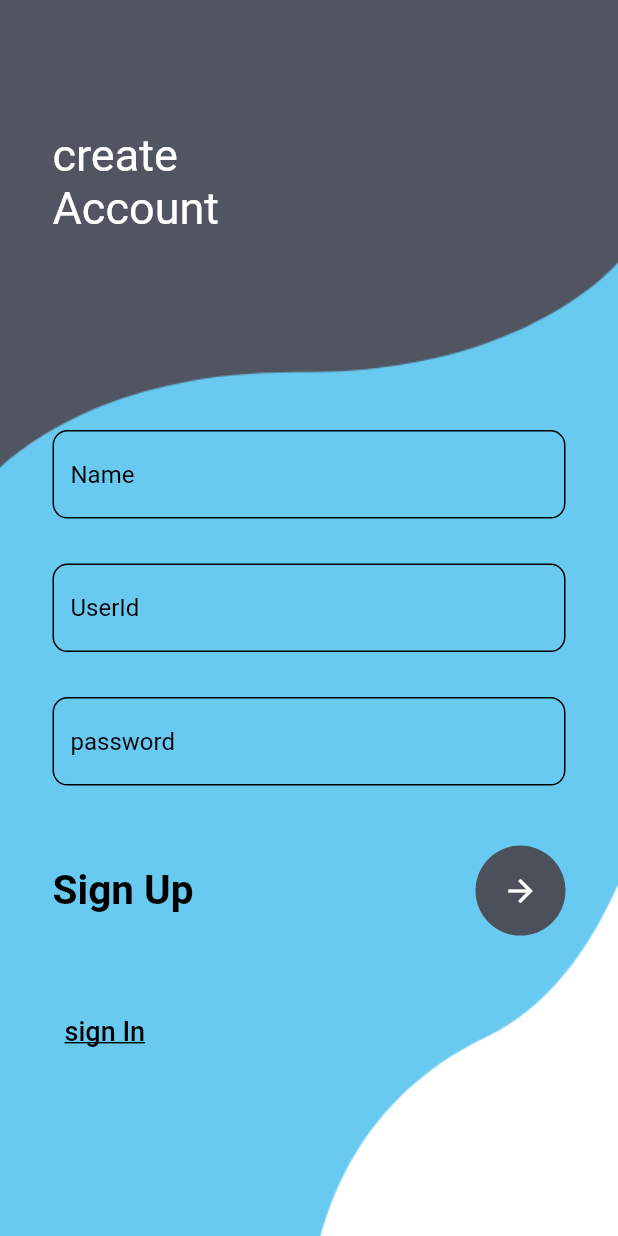
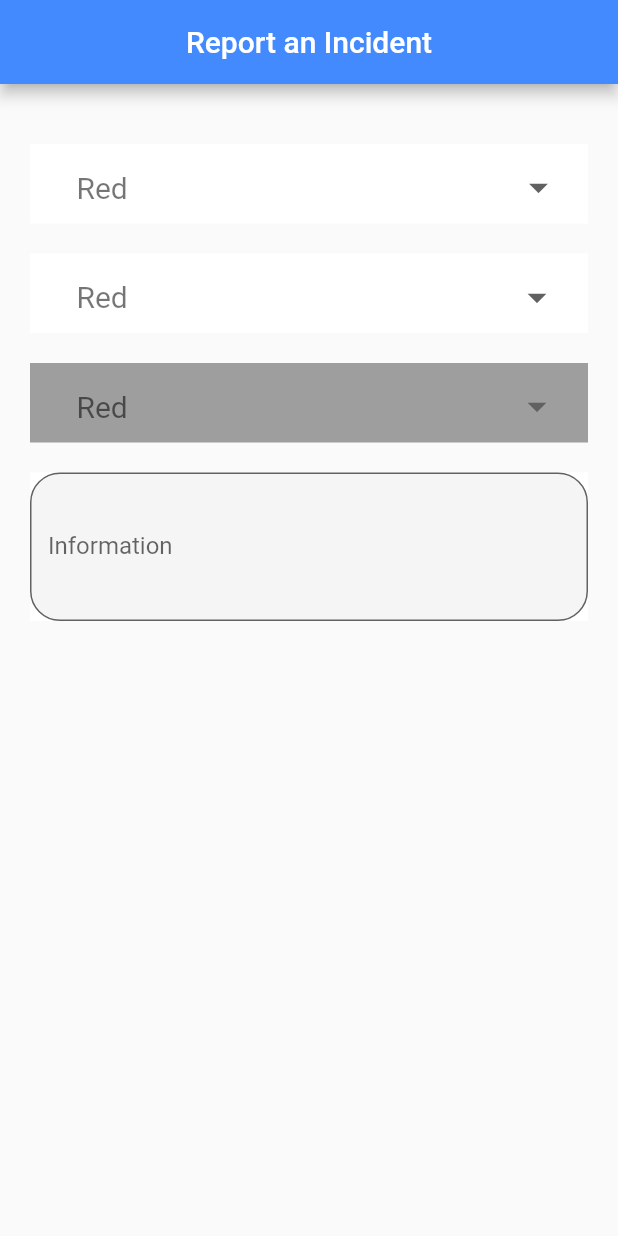
Before and after one commit to GoyalRocks/Crime_Detection, a Flutter app: the screen it shows after launch, on a phone screen of 412 x 824 dp. Run offline on Flutter 3.47's test engine with Material 2 defaults, Android fonts, the phone set to English and light mode, and no system bars; our stand-ins replace firebase_auth, firebase_core, google_maps_flutter, permission_handler, pinput; missing offline and left inert: zego_uikit_prebuilt_live_streaming; accounts and stored records are empty.

Commit message:
Add files via upload

```diff
--- a/lib/home_page.dart
+++ b/lib/home_page.dart
@@ -23,6 +23,26 @@ class _HomeState extends State<Home> {
         backgroundColor: Colors.blueAccent,
         centerTitle: true,
         title: const Text("Home"),
+      ),
+      drawer: Drawer(
+        child: ListView(
+          padding: EdgeInsets.zero,
+          children:  [
+            const DrawerHeader(decoration: BoxDecoration(color: Colors.blueAccent),
+                child: Text('jfhfgdfjh'),
+            ),
+            ListTile(
+              leading: Icon(Icons.home),
+              title: Text('page 1'),
+              onTap: (){},
+            ),
+            ListTile(
+              leading: Icon(Icons.train),
+              title: Text('page 2'),
+              onTap: (){},
+            ),
+          ],
+        ),
       ),
       backgroundColor: Colors.white,
       body: Container(
--- /dev/null
+++ b/lib/incident.dart
@@ -0,0 +1,159 @@
+import 'package:flutter/material.dart';
+
+class Incident extends StatefulWidget {
+  const Incident({Key? key}) : super(key: key);
+
+  @override
+  State<Incident> createState() => _IncidentState();
+}
+
+class _IncidentState extends State<Incident> {
+
+  List<String> items = <String>['Red','orange', 'blue', 'black'];
+  String dropdownValue = 'Red';
+
+  @override
+  Widget build(BuildContext context) {
+    return Scaffold(
+      appBar: AppBar(
+        backgroundColor: Colors.blueAccent,
+        centerTitle: true,
+        title: const Text("Report an Incident"),
+      ),
+      body: Container(
+        margin: const EdgeInsets.only(top: 40, left: 20, right: 20, bottom: 40),
+        child: Center(
+          child: Column(
+            children: [
+                  Container(
+                    padding: const EdgeInsets.only(left: 15, right: 14, top: 5),
+                    color: Colors.white,
+                    child: Row(
+                      children: <Widget>[
+                        Expanded(child: DropdownButtonHideUnderline(
+                          child: ButtonTheme(
+                            alignedDropdown: true,
+                            child: DropdownButton<String>(
+                                hint: const Text('Select State'),
+                                value: dropdownValue,
+                                icon: (null),
+                                iconSize: 30,
+                                style: const TextStyle(
+                                    color: Colors.black54,
+                                    fontSize: 20),
+                                items: items.map<DropdownMenuItem<String>>(
+                                      (String value){
+                                    return DropdownMenuItem(
+                                      value: value,
+                                      child: Text(value),
+                                    );
+                                  },
+                                ).toList(),
+                                onChanged: (String? newValue){
+                                  setState(() {
+                                    dropdownValue = newValue!;
+                                  });
+                                }),
+                          ),
+                        ))
+                      ],
+                    ),
+              ),
+              const SizedBox(height: 20,),
+              Container(
+                padding: const EdgeInsets.only(left: 15,right: 15,top: 5),
+                color: Colors.white,
+                child: Row(
+                  mainAxisAlignment: MainAxisAlignment.spaceBetween,
+                  children: <Widget>[
+                    Expanded(child: DropdownButtonHideUnderline(
+                      child: ButtonTheme(
+                        alignedDropdown: true,
+                        child: DropdownButton<String>(
+                            hint: const Text('Select city:'),
+                            value: dropdownValue,
+                            icon: (null),
+                            iconSize: 30,
+                            style: const TextStyle(
+                              color: Colors.black54,
+                              fontSize: 20,),
+                            items: items.map<DropdownMenuItem<String>>(
+                                  (String value){
+                                return DropdownMenuItem(
+                                  value: value,
+                                  child: Text(value),
+                                );
+                              },
+                            ).toList(),
+                            onChanged: (String? newValue){
+                              setState(() {
+                                dropdownValue = newValue!;
+                              });
+                            }),
+                      ),
+
+                    ))
+                  ]
+                ),
+              ),
+              const SizedBox(height: 20,),
+              Container(
+                padding: const EdgeInsets.only(left: 15,right: 15,top: 5),
+                color: Colors.grey,
+                child: Row(
+                    mainAxisAlignment: MainAxisAlignment.spaceBetween,
+                    children: <Widget>[
+                      Expanded(child: DropdownButtonHideUnderline(
+                        child: ButtonTheme(
+                          alignedDropdown: true,
+                          child: DropdownButton<String>(
+                              hint: const Text('Select Category:'),
+                              value: dropdownValue,
+                              icon: (null),
+                              iconSize: 30,
+                              style: const TextStyle(
+                                color: Colors.black54,
+                                fontSize: 20,),
+                              items: items.map<DropdownMenuItem<String>>(
+                                    (String value){
+                                  return DropdownMenuItem(
+                                    value: value,
+                                    child: Text(value),
+                                  );
+                                },
+                              ).toList(),
+                              onChanged: (String? newValue){
+                                setState(() {
+                                  dropdownValue = newValue!;
+                                });
+                              }),
+                        ),
+                      ))
+                    ]
+                ),
+              ),
+              const SizedBox(height: 20,),
+              Container(
+                width: MediaQuery. of(context). size. width,
+                color: Colors.white,
+                child: TextField(
+                  style: const TextStyle(color: Colors.black54),
+                  decoration: InputDecoration(
+                    contentPadding: const EdgeInsets.symmetric(vertical: 40.0,horizontal: 12),
+                    fillColor: Colors.grey.shade100,
+                    filled: true,
+                    border: OutlineInputBorder(
+                      borderRadius: BorderRadius.circular(20),
+                    ),
+                    labelText: 'Information',
+                  ),
+                ),
+                ),
+            ],
+          ),
+        ),
+      ),
+    );
+
+  }
+}
--- a/lib/main.dart
+++ b/lib/main.dart
@@ -1,4 +1,5 @@
 import 'package:crime_detection/home_page.dart';
+import 'package:crime_detection/incident.dart';
 import 'package:crime_detection/login.dart';
 import 'package:crime_detection/phone_otp.dart';
 import 'package:crime_detection/real_time_face_detection.dart';
@@ -12,7 +13,7 @@ void main() async{
   await Firebase.initializeApp();
   runApp(MaterialApp(
     debugShowCheckedModeBanner: false,
-    initialRoute: 'register',
+    initialRoute: 'incident',
     routes: {
       'verify' : (context) => const MyVerify(),
       'register': (context) => const MyRegister(),
@@ -20,7 +21,9 @@ void main() async{
       'login': (context) => const MyLogin(),
       'home': (context) => const Home(),
       'video': (context) => const Video(),
+      'incident': (context)=> const Incident(),
     },
 
-  ));
+  ),
+  );
 }
--- a/pubspec.yaml
+++ b/pubspec.yaml
@@ -47,6 +47,7 @@ dependencies:
   location: ^4.4.0
   cloud_firestore: ^4.5.3
   zego_uikit_prebuilt_live_streaming: ^2.5.5
+  searchfield: ^0.8.3
 
 dev_dependencies:
   flutter_test:
```
Also changed, not shown: pubspec.lock.
